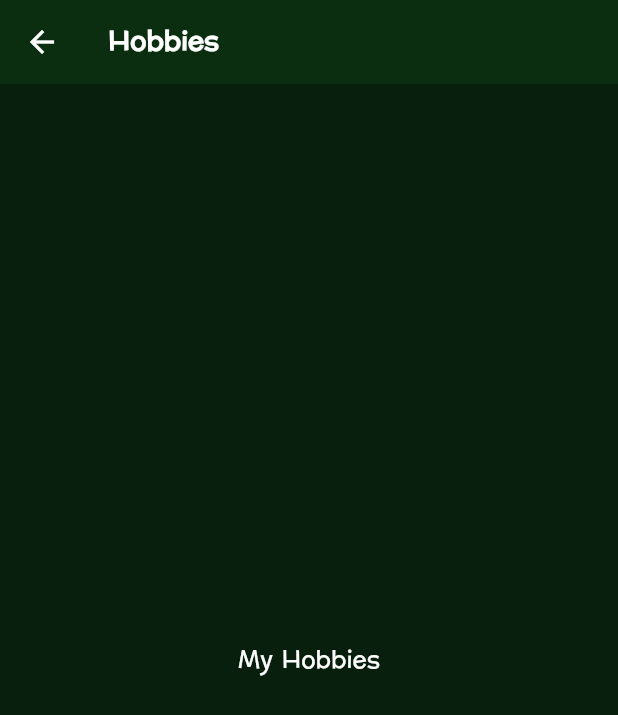
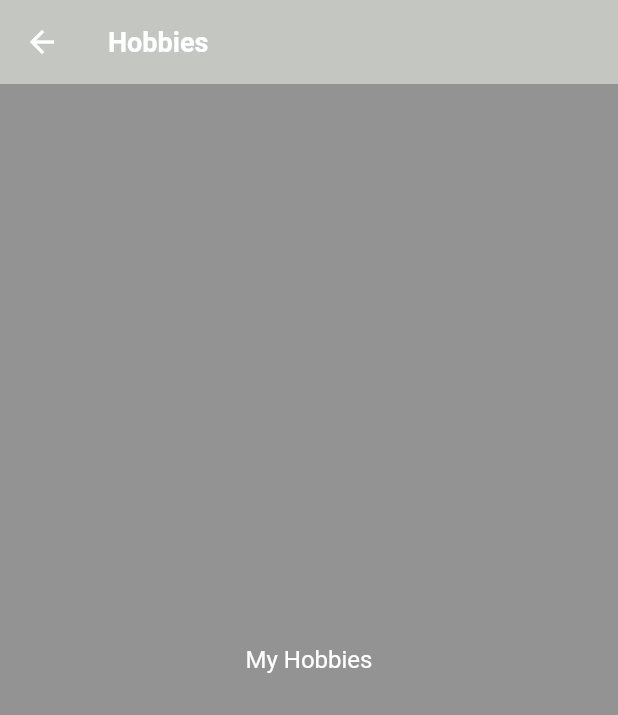
Before and after one commit to anujyadav140/Portfolio, a Flutter app: the Hobbies screen opened directly, on a phone screen of 412 x 824 dp. Shown: the top 715 px of the screen. Run offline on Flutter 3.47's test engine with Material 2 defaults, Android fonts, the phone set to English and light mode, and no system bars; our stand-ins replace bloc, carousel_slider, dio, flutter_svg, get_it, google_fonts and 3 more; missing offline and left inert: dart:html, social_media_flutter.

Commit message:
made style changes

```diff
--- a/lib/design/utils/app_colors.dart
+++ b/lib/design/utils/app_colors.dart
@@ -1,10 +1,10 @@
 import 'package:flutter/material.dart';
 
 class AppColors {
-  static Color bgColor = const Color.fromARGB(255, 7, 31, 12);
-  static Color purple = const Color.fromARGB(
-      255, 98, 255, 127); // this is the light at the left side
-  static Color purpleDark = const Color.fromARGB(255, 38, 80, 18);
-  static Color navBarColor = const Color.fromARGB(255, 11, 46, 17);
-  static Color violet = const Color.fromARGB(255, 28, 49, 40);
+  static Color bgColor = const Color.fromARGB(255, 147, 147, 147);
+  static Color purple =
+      const Color.fromARGB(255, 211, 211, 211); // this is the light at the left side
+  static Color purpleDark = const Color.fromARGB(255, 191, 197, 192);
+  static Color navBarColor = const Color.fromARGB(255, 195, 198, 193);
+  static Color violet = const Color.fromARGB(255, 176, 178, 177);
 }
--- a/lib/design/utils/app_theme.dart
+++ b/lib/design/utils/app_theme.dart
@@ -1,5 +1,6 @@
 import 'package:anuj_yadav/design/utils/app_colors.dart';
 import 'package:flutter/material.dart';
+import 'package:google_fonts/google_fonts.dart';
 
 class AppTheme {
   static final ThemeData lightTheme = ThemeData(
@@ -21,12 +22,12 @@ class AppTheme {
       elevation: 0,
     ),
     textTheme: const TextTheme(
-      headline6: TextStyle(
+      titleLarge: TextStyle(
         color: Colors.black,
         fontSize: 18,
         fontWeight: FontWeight.w600,
       ),
-      bodyText2: TextStyle(
+      bodyMedium: TextStyle(
         color: Colors.black,
         fontSize: 16,
         fontWeight: FontWeight.normal,
@@ -35,7 +36,7 @@ class AppTheme {
   );
 
   static final ThemeData darkTheme = ThemeData(
-    fontFamily: 'Preah',
+    fontFamily: GoogleFonts.robotoSerif().fontFamily,
     brightness: Brightness.dark,
     primaryColor: AppColors.purple,
     scaffoldBackgroundColor: AppColors.bgColor,
@@ -54,12 +55,12 @@ class AppTheme {
           const TextStyle(color: Colors.white, fontWeight: FontWeight.w600),
     ),
     textTheme: const TextTheme(
-      headline6: TextStyle(
+      titleLarge: TextStyle(
         color: Colors.white,
         fontSize: 18,
         fontWeight: FontWeight.w600,
       ),
-      bodyText2: TextStyle(
+      bodyMedium: TextStyle(
         color: Colors.white,
         fontSize: 16,
         fontWeight: FontWeight.normal,
--- a/lib/details/hobby.dart
+++ b/lib/details/hobby.dart
@@ -14,7 +14,7 @@ class _HobbiesState extends State<Hobbies> {
       appBar: AppBar(title: const Text("Hobbies")),
       body: Center(
         child: Container(
-          child: Text("My Hobbies"),
+          child: const Text("My Hobbies"),
         ),
       ),
     );
--- a/lib/details/project_mobile_detail.dart
+++ b/lib/details/project_mobile_detail.dart
@@ -138,8 +138,8 @@ class _ProjectDetailMobileState extends State<ProjectDetailMobile> {
         effect: const JumpingDotEffect(
           dotWidth: 10,
           dotHeight: 10,
-          dotColor: Colors.greenAccent,
-          activeDotColor: Color.fromARGB(255, 42, 97, 44),
+          dotColor: Colors.white,
+          activeDotColor: Color.fromRGBO(97, 97, 97, 1),
         ),
       );
 }
--- a/lib/features/contact_us/ui/desktop/contact_us_desktop_widget.dart
+++ b/lib/features/contact_us/ui/desktop/contact_us_desktop_widget.dart
@@ -1,7 +1,6 @@
 import 'package:anuj_yadav/design/utils/app_colors.dart';
 import 'package:flutter/material.dart';
 import 'package:social_media_flutter/social_media_flutter.dart';
-import 'package:url_launcher/url_launcher.dart';
 import 'dart:html' as html;
 
 class ContactUsDesktopWidget extends StatelessWidget {
--- a/lib/features/contact_us/ui/mobile/contact_us_mobile_widget.dart
+++ b/lib/features/contact_us/ui/mobile/contact_us_mobile_widget.dart
@@ -2,7 +2,6 @@ import 'package:anuj_yadav/design/utils/app_colors.dart';
 import 'package:flutter/material.dart';
 import 'package:social_media_flutter/widgets/icons.dart';
 import 'package:social_media_flutter/widgets/text.dart';
-import 'package:url_launcher/url_launcher.dart';
 import 'dart:html' as html;
 
 class ContactUsMobileWidget extends StatelessWidget {
--- a/lib/features/highlights/ui/mobile/highlights_mobile_widget.dart
+++ b/lib/features/highlights/ui/mobile/highlights_mobile_widget.dart
@@ -1,6 +1,5 @@
 import 'package:anuj_yadav/design/constants/app_images.dart';
 import 'package:anuj_yadav/design/utils/app_colors.dart';
-import 'package:anuj_yadav/design/widgets/app_image_widget.dart';
 import 'package:anuj_yadav/design/widgets/buttons/app_outlined_button.dart';
 import 'package:anuj_yadav/details/hobby.dart';
 import 'package:flutter/material.dart';
@@ -112,7 +111,8 @@ class HighlightsMobileWidget extends StatelessWidget {
                   text,
                   maxLines: 4,
                   overflow: TextOverflow.ellipsis,
-                  style: const TextStyle(fontSize: 12),
+                  style: const TextStyle(
+                      fontSize: 12, fontWeight: FontWeight.w700),
                 ),
                 if (showButton) const SizedBox(height: 10),
                 if (showButton)
--- a/lib/features/techstack/ui/desktop/techstack_desktop_widget.dart
+++ b/lib/features/techstack/ui/desktop/techstack_desktop_widget.dart
@@ -2,6 +2,7 @@ import 'package:anuj_yadav/design/constants/app_constants.dart';
 import 'package:anuj_yadav/design/utils/app_colors.dart';
 import 'package:anuj_yadav/design/widgets/app_image_widget.dart';
 import 'package:flutter/material.dart';
+import 'package:google_fonts/google_fonts.dart';
 import 'package:url_launcher/url_launcher.dart';
 
 class TechstackDesktopWidget extends StatelessWidget {
@@ -18,9 +19,9 @@ class TechstackDesktopWidget extends StatelessWidget {
             RichText(
               textAlign: TextAlign.center,
               text: TextSpan(
-                style: const TextStyle(
+                style: TextStyle(
                   color: Colors.white,
-                  fontFamily: 'Preah',
+                  fontFamily: GoogleFonts.robotoSerif().fontFamily,
                   fontSize: 24,
                 ),
                 children: [
--- a/lib/features/techstack/ui/mobile/techstack_mobile_widget.dart
+++ b/lib/features/techstack/ui/mobile/techstack_mobile_widget.dart
@@ -2,6 +2,7 @@ import 'package:anuj_yadav/design/constants/app_constants.dart';
 import 'package:anuj_yadav/design/utils/app_colors.dart';
 import 'package:anuj_yadav/design/widgets/app_image_widget.dart';
 import 'package:flutter/material.dart';
+import 'package:google_fonts/google_fonts.dart';
 import 'package:url_launcher/url_launcher.dart';
 
 class TechstackMobileWidget extends StatelessWidget {
@@ -18,9 +19,9 @@ class TechstackMobileWidget extends StatelessWidget {
             RichText(
               textAlign: TextAlign.center,
               text: TextSpan(
-                style: const TextStyle(
+                style: TextStyle(
                   color: Colors.white,
-                  fontFamily: 'Preah',
+                  fontFamily: GoogleFonts.robotoSerif().fontFamily,
                   fontSize: 24,
                 ),
                 children: [
--- a/lib/features/videos/ui/mobile/videos_mobile_widget.dart
+++ b/lib/features/videos/ui/mobile/videos_mobile_widget.dart
@@ -1,4 +1,3 @@
-import 'package:anuj_yadav/details/project_detail.dart';
 import 'package:anuj_yadav/details/project_mobile_detail.dart';
 import 'package:flutter/material.dart';
 import 'package:smooth_page_indicator/smooth_page_indicator.dart';
@@ -221,8 +220,8 @@ class _VideosMobileWidgetState extends State<VideosMobileWidget> {
         effect: const JumpingDotEffect(
           dotWidth: 20,
           dotHeight: 20,
-          dotColor: Colors.greenAccent,
-          activeDotColor: Color.fromARGB(255, 42, 97, 44),
+          dotColor: Colors.white,
+          activeDotColor: Color.fromRGBO(97, 97, 97, 1),
         ),
       );
 }
--- a/pubspec.yaml
+++ b/pubspec.yaml
@@ -43,8 +43,8 @@ dependencies:
   marquee: ^2.2.3
   carousel_slider: ^4.2.1
   smooth_page_indicator: ^1.1.0
-
-
+  google_fonts: ^6.1.0
+  flutter_html: ^2.2.1
   # The following adds the Cupertino Icons font to your application.
   # Use with the CupertinoIcons class for iOS style icons.
   cupertino_icons: ^1.0.2
```
Also changed, not shown: lib/core/api_layer/dio/dio_client.dart (+12 -12 lines), lib/design/widgets/app_marquee_widget.dart (+4 -4 lines), lib/details/project_detail.dart (+18 -3 lines), lib/features/highlights/ui/desktop/highlights_desktop_widget.dart (+4 -3 lines), lib/features/intro/ui/desktop/intro_desktop_widget.dart (+24 -19 lines), lib/features/intro/ui/mobile/intro_mobile_widget.dart (+14 -12 lines), lib/features/videos/ui/desktop/videos_desktop_widget.dart (+4 -4 lines), pubspec.lock, 2 other files.
